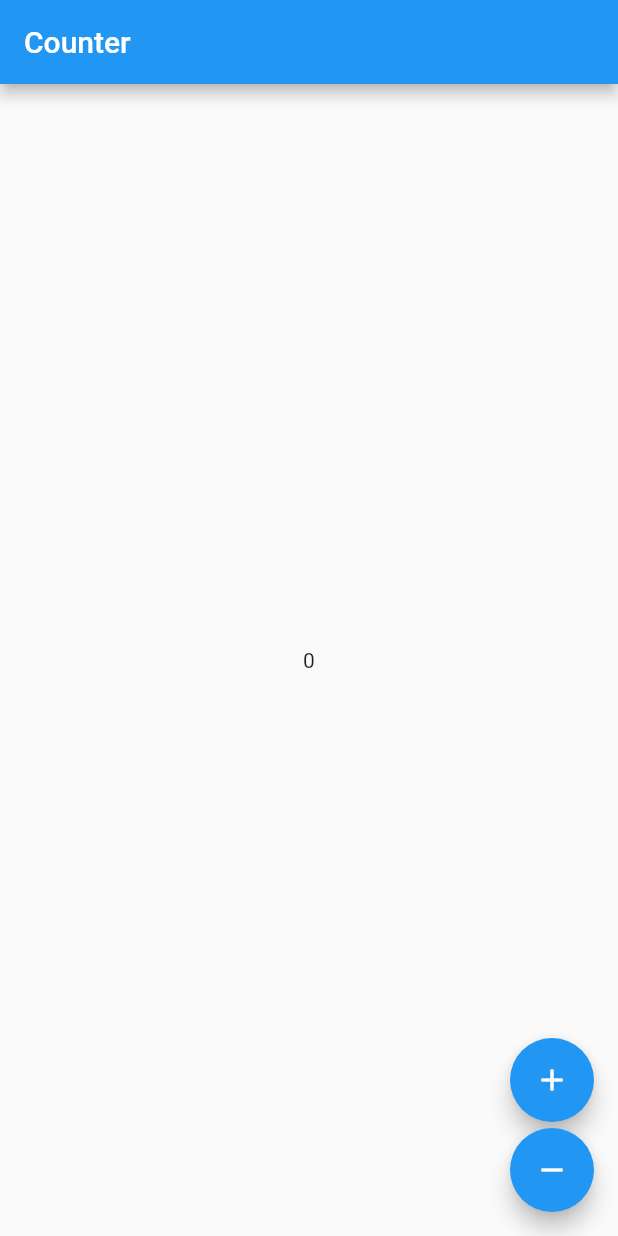
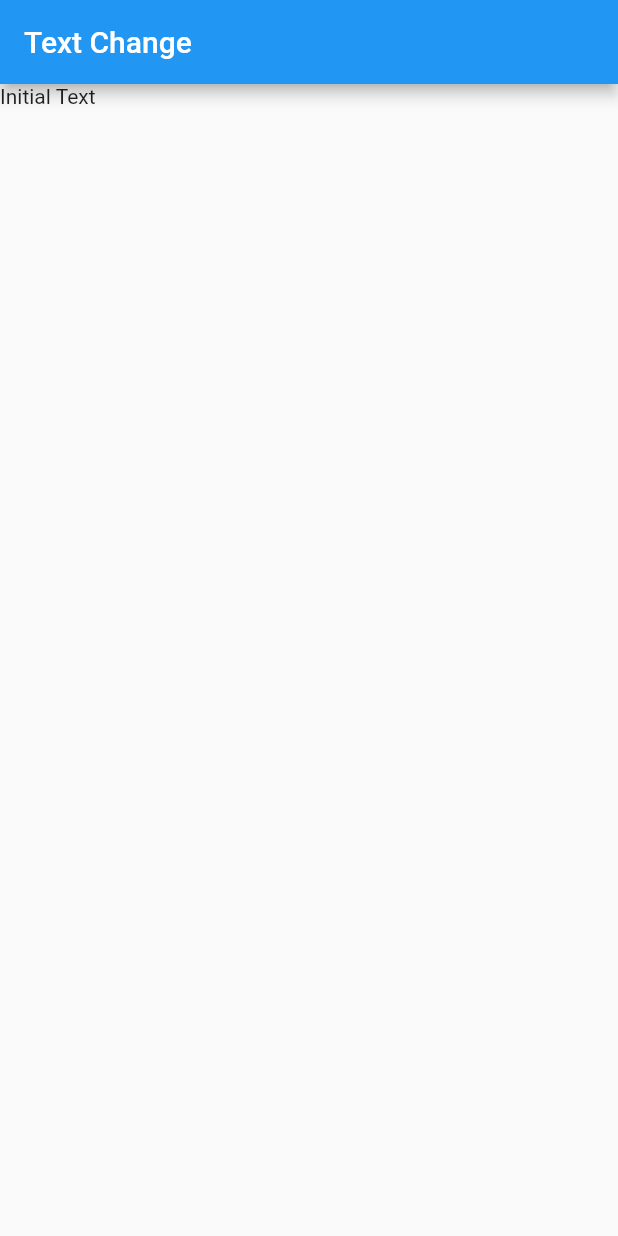
Before and after one commit to Sabekur-reza17/getx_crud_starter_example, a Flutter app: the screen it shows after launch, on a phone screen of 412 x 824 dp. Run offline on Flutter 3.47's test engine with Material 2 defaults, Android fonts, the phone set to English and light mode, and no system bars; our stand-ins replace equatable, flutter_bloc.

Commit message:
bloc state and event started

```diff
--- /dev/null
+++ b/lib/blocs/app_bloc_event.dart
@@ -0,0 +1,10 @@
+import 'package:flutter/foundation.dart';
+
+@immutable
+abstract class AppBlocEvent {
+  const AppBlocEvent();
+}
+
+@immutable
+class ChangeTextEvent extends AppBlocEvent {
+  const ChangeTextEvent();}
--- /dev/null
+++ b/lib/blocs/app_bloc_state.dart
@@ -0,0 +1,17 @@
+import 'package:equatable/equatable.dart';
+import 'package:flutter/foundation.dart';
+
+@immutable
+class AppState extends Equatable {
+  final int index;
+  final String text;
+
+  const AppState.empty()
+      : index = 0,
+        text = 'Initial Text';
+
+  AppState({required this.index, required this.text});
+
+  @override
+  List<Object?> get props => [index, text];
+}
--- /dev/null
+++ b/lib/blocs/app_bloc_test.dart
@@ -0,0 +1,20 @@
+import 'package:flutter_bloc/flutter_bloc.dart';
+import 'package:getx_crud_starter_example/blocs/app_bloc_state.dart';
+
+class AppBlocText extends Bloc<AppBlocText,AppState> {
+  final List textList = ['Initial text', 'Changed text', 'Changed Again'];
+
+  AppBlocText() : super(const AppState.empty()) {
+    on((event, emit) {
+      try {
+        int newIndex = state.index + 1;
+        if (newIndex >= textList.length) {
+          newIndex = 0;
+        }
+        emit(AppState(index: newIndex, text: textList[newIndex]));
+      } on Exception catch (e) {
+        print(e);
+      }
+    });
+  }
+}
--- a/lib/main.dart
+++ b/lib/main.dart
@@ -1,6 +1,7 @@
 import 'package:flutter/material.dart';
 import 'package:getx_crud_starter_example/presentation/app.dart';
+import 'package:getx_crud_starter_example/presentation/app_bloc_example.dart';
 
 void main() {
-  runApp(App());
+  runApp(const AppBlocExample());
 }
--- /dev/null
+++ b/lib/presentation/app_bloc_example.dart
@@ -0,0 +1,36 @@
+import 'package:flutter/material.dart';
+import 'package:flutter_bloc/flutter_bloc.dart';
+import 'package:getx_crud_starter_example/text_change_controller.dart';
+
+import '../blocs/app_bloc_state.dart';
+import 'package:getx_crud_starter_example/blocs/app_bloc_test.dart';
+
+class AppBlocExample extends StatelessWidget {
+  const AppBlocExample({Key? key}) : super(key: key);
+
+  @override
+  Widget build(BuildContext context) {
+    return MaterialApp(
+      title: 'Flutter Demo',
+      theme: ThemeData(
+        primarySwatch: Colors.blue,
+      ),
+      home: BlocProvider(
+        create: (context) => AppBlocText(),
+        child: Scaffold(
+          appBar: AppBar(
+            title: const Text('Text Change'),
+          ),
+          body: BlocConsumer<AppBlocText,AppState>(
+            listener: (context, state) {},
+            builder: (context, state) {
+              return TextChangeController(
+                text: state.text,
+              );
+            },
+          )
+        ),
+      ),
+    );
+  }
+}
--- /dev/null
+++ b/lib/text_change.dart
@@ -0,0 +1,15 @@
+
+import 'package:flutter/material.dart';
+
+class TextChange extends StatelessWidget {
+  final String text;
+  const TextChange({
+    Key? key,
+    required this.text,
+  }) : super(key: key);
+
+  @override
+  Widget build(BuildContext context) {
+    return Text(text);
+  }
+}
--- /dev/null
+++ b/lib/text_change_controller.dart
@@ -0,0 +1,22 @@
+import 'package:flutter/material.dart';
+import 'package:flutter_bloc/flutter_bloc.dart';
+import 'package:getx_crud_starter_example/blocs/app_bloc_test.dart';
+import 'package:getx_crud_starter_example/blocs/app_bloc_event.dart';
+import 'package:getx_crud_starter_example/text_change.dart';
+
+class TextChangeController extends StatelessWidget {
+  final String text;
+
+  const TextChangeController({Key? key, required this.text}) : super(key: key);
+
+  @override
+  Widget build(BuildContext context) {
+    return Column(
+      children: [
+        TextChange(
+          text: text,
+        ),
+      ],
+    );
+  }
+}
--- a/pubspec.yaml
+++ b/pubspec.yaml
@@ -40,6 +40,7 @@ dependencies:
   http:
   flutter_svg: ^0.22.0
   shared_preferences: ^2.0.10
+  equatable: ^2.0.5
 
 dev_dependencies:
   flutter_test:
```
Also changed, not shown: pubspec.lock.
